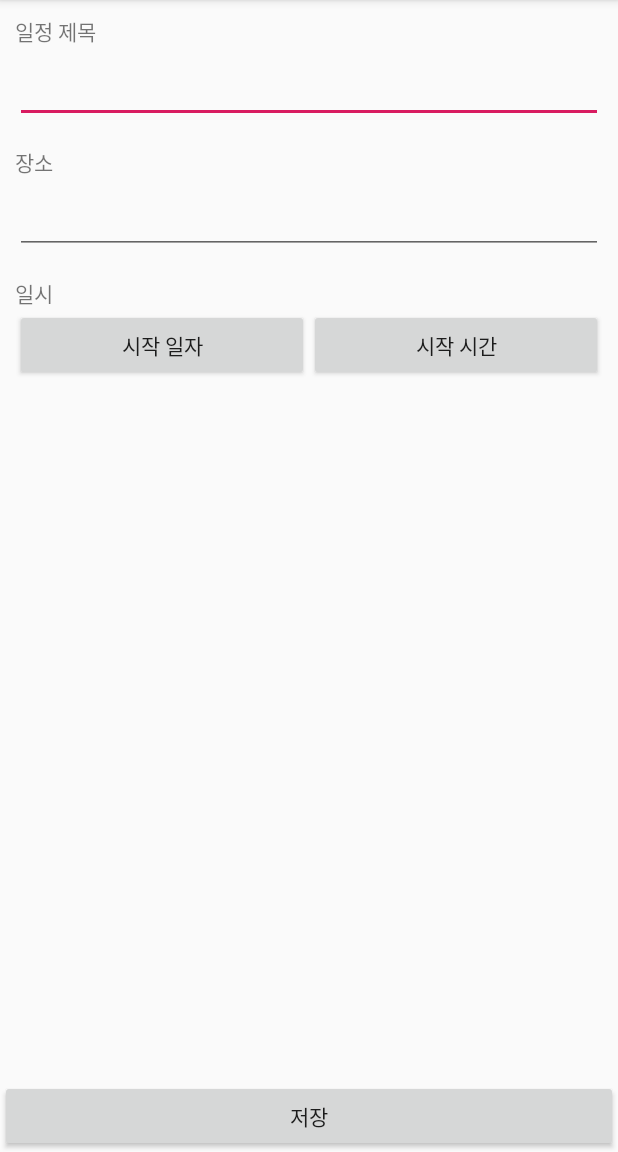
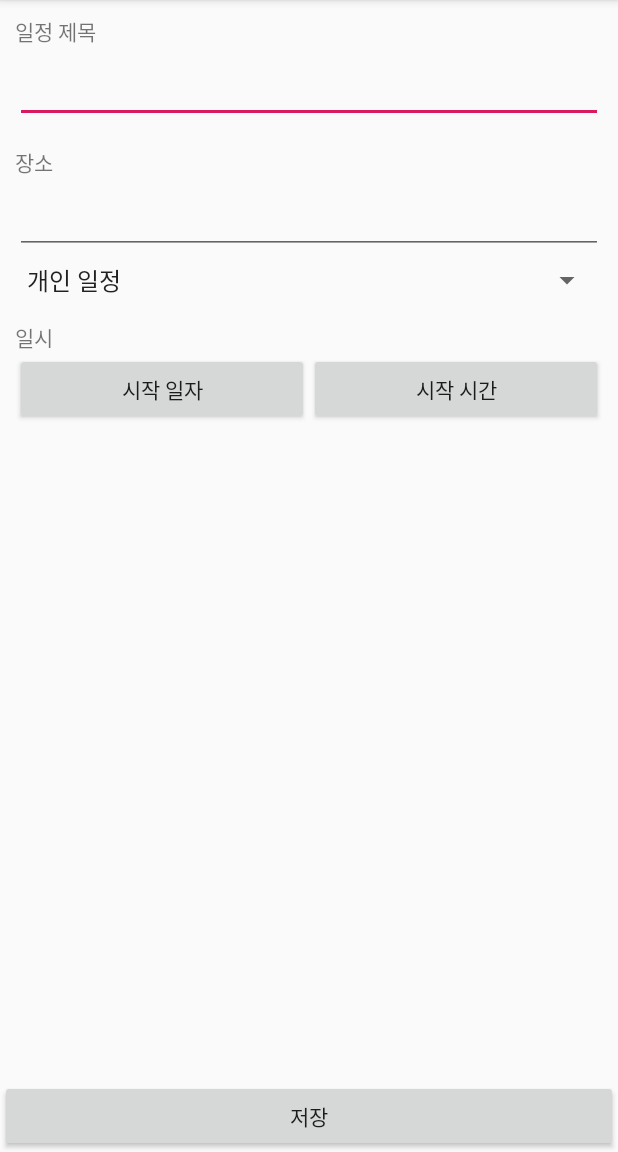
Before and after one commit to DdoniLaurent/20191111_01_DateAndTime, an Android app: the screen it shows after launch (EditScheduleActivity), on a phone screen of 412 x 824 dp, the part 84-1236 px from its top. Run offline under Robolectric (Android 15) with nearby library versions, the phone set to English and light mode, and no system bars.

Commit message:
스피너를 활용한 XML

```diff
--- a/app/src/main/java/com/tioeun/a20191111_01_dateandtime/EditScheduleActivity.kt
+++ b/app/src/main/java/com/tioeun/a20191111_01_dateandtime/EditScheduleActivity.kt
@@ -31,7 +31,7 @@ class EditScheduleActivity : BaseActivity() {
             alert.setTitle("저장 확인")
             alert.setMessage("정말 일정을 저장하겠습니까?")
             alert.setPositiveButton("확인", DialogInterface.OnClickListener { dialog, which ->
-                Toast.makeText(this, "일정을 저장했습니다.", Toast.LENGTH_SHORT)
+                Toast.makeText(this, "일정을 저장했습니다.", Toast.LENGTH_SHORT).show()
             })
             alert.setNegativeButton("취소", null)
             alert.show()
--- a/app/src/main/res/layout/activity_edit_schedule.xml
+++ b/app/src/main/res/layout/activity_edit_schedule.xml
@@ -33,6 +33,13 @@
             android:layout_width="match_parent"
             android:layout_height="wrap_content"
             android:layout_marginTop="5dp"/>
+
+        <Spinner
+            android:entries="@array/schedule_type"
+            android:spinnerMode="dialog"
+            android:layout_marginTop="5dp"
+            android:layout_width="match_parent"
+            android:layout_height="wrap_content"/>
 
         <TextView
             android:layout_marginTop="15dp"
--- /dev/null
+++ b/app/src/main/res/values/arrays.xml
@@ -0,0 +1,9 @@
+<?xml version="1.0" encoding="utf-8"?>
+<resources>
+    <string-array name="schedule_type">
+        <item>개인 일정</item>
+        <item>동아리 모임</item>
+        <item>업무 일정</item>
+        <item>공식 행사</item>
+    </string-array>
+</resources>
```
